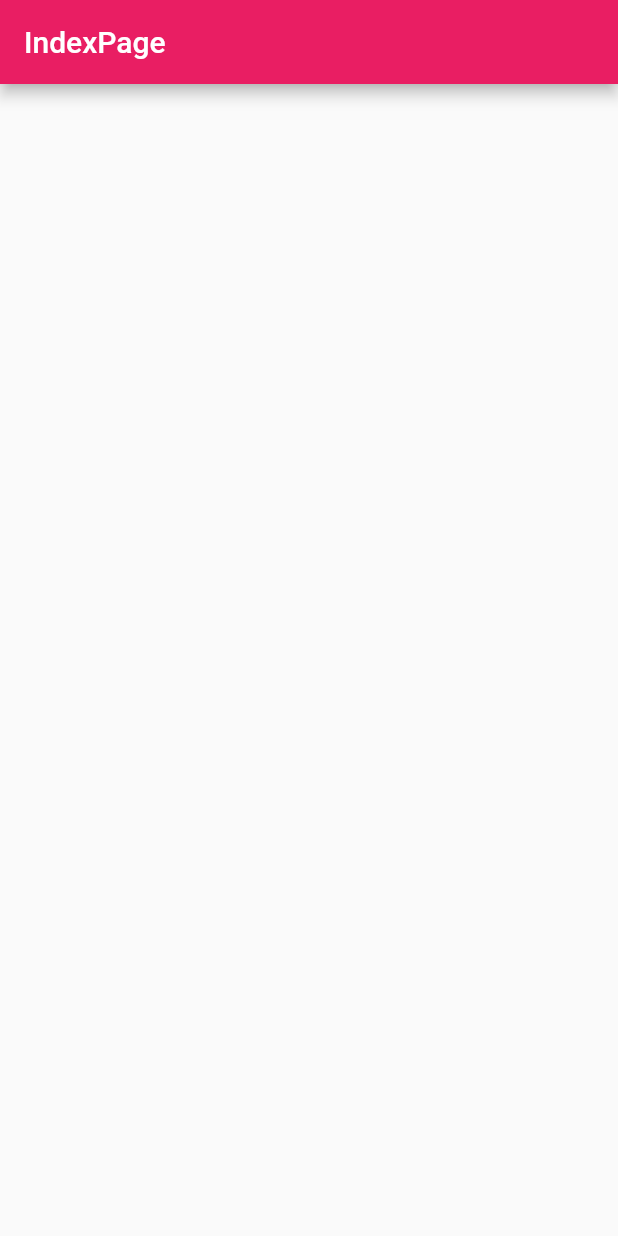
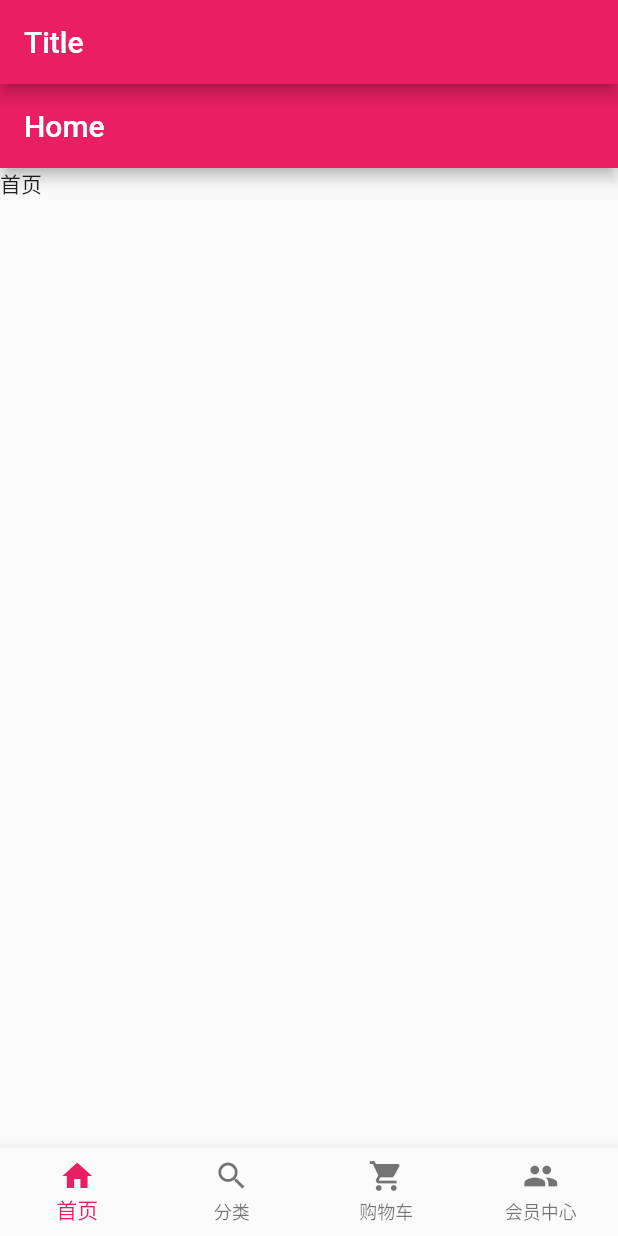
Before and after one commit to digitbase/flutter01, a Flutter app: the screen it shows after launch, on a phone screen of 412 x 824 dp. Run offline on Flutter 3.47's test engine with Material 2 defaults, Android fonts, the phone set to English and light mode, and no system bars.

```diff
--- /dev/null
+++ b/lib/pages/cart_page.dart
@@ -0,0 +1,15 @@
+import 'package:flutter/material.dart';
+
+class CartPage extends StatelessWidget {
+  @override
+  Widget build(BuildContext context) {
+    return Scaffold(
+      appBar: AppBar(
+        title: Text('Cart'),
+      ),
+      body: Container(
+        child: Text('购物车'),
+      ),
+    );
+  }
+}
--- /dev/null
+++ b/lib/pages/category_page.dart
@@ -0,0 +1,15 @@
+import 'package:flutter/material.dart';
+
+class CategoryPage extends StatelessWidget {
+  @override
+  Widget build(BuildContext context) {
+    return Scaffold(
+      appBar: AppBar(
+        title: Text('Category'),
+      ),
+      body: Container(
+        child: Text('购物车'),
+      ),
+    );
+  }
+}
--- /dev/null
+++ b/lib/pages/home_page.dart
@@ -0,0 +1,15 @@
+import 'package:flutter/material.dart';
+
+class HomePage extends StatelessWidget {
+  @override
+  Widget build(BuildContext context) {
+    return Scaffold(
+      appBar: AppBar(
+        title: Text('Home'),
+      ),
+      body: Container(
+        child: Text('首页'),
+      ),
+    );
+  }
+}
--- a/lib/pages/index_page.dart
+++ b/lib/pages/index_page.dart
@@ -1,13 +1,72 @@
 import 'package:flutter/material.dart';
+import "./lib_pages.dart";
 
-class IndexPages extends StatelessWidget {
+class IndexPages extends StatefulWidget {
+  @override
+  _IndexPagesState createState() => _IndexPagesState();
+}
+
+class _IndexPagesState extends State<IndexPages> {
+  //新建底部导航图标List
+  final List<BottomNavigationBarItem> bottomTabs = [
+    BottomNavigationBarItem(
+      icon: Icon(Icons.home),
+      title: Text('首页'),
+    ),
+    BottomNavigationBarItem(
+      icon: Icon(Icons.search),
+      title: Text('分类'),
+    ),
+    BottomNavigationBarItem(
+      icon: Icon(Icons.shopping_cart),
+      title: Text('购物车'),
+    ),
+    BottomNavigationBarItem(
+      icon: Icon(Icons.people),
+      title: Text('会员中心'),
+    ),
+  ];
+
+  //新建导航信息 List
+  final List tabBodies = [
+    HomePage(),
+    CategoryPage(),
+    CartPage(),
+    MemberPage(),
+  ];
+
+  //当前页面 index
+  int currentIndex = 0;
+  var currentPage;
+
+  //初始化
+  @override
+  void initState() {
+    currentPage = tabBodies[currentIndex];
+    super.initState();
+  }
+
   @override
   Widget build(BuildContext context) {
     return Scaffold(
+      backgroundColor: Color.fromRGBO(244, 245, 245, 1),
+      //底部菜单
+      bottomNavigationBar: BottomNavigationBar(
+        type: BottomNavigationBarType.fixed,
+        items: bottomTabs,
+        currentIndex: currentIndex,
+        //切换底部
+        onTap: (index) {
+          setState(() {
+            currentIndex = index;
+            currentPage = tabBodies[index];
+          });
+        },
+      ),
       appBar: AppBar(
-        title: Text('IndexPage'),
+        title: Text('Title'),
       ),
-      body: Container(),
+      body: currentPage,
     );
   }
 }
--- a/lib/pages/lib_pages.dart
+++ b/lib/pages/lib_pages.dart
@@ -1,3 +1,7 @@
 library libpages;
 
 export "./index_page.dart";
+export "./home_page.dart";
+export "./cart_page.dart";
+export "./category_page.dart";
+export "./member_page.dart";
--- /dev/null
+++ b/lib/pages/member_page.dart
@@ -0,0 +1,15 @@
+import 'package:flutter/material.dart';
+
+class MemberPage extends StatelessWidget {
+  @override
+  Widget build(BuildContext context) {
+    return Scaffold(
+      appBar: AppBar(
+        title: Text('Member'),
+      ),
+      body: Container(
+        child: Text('会员中心'),
+      ),
+    );
+  }
+}
```
